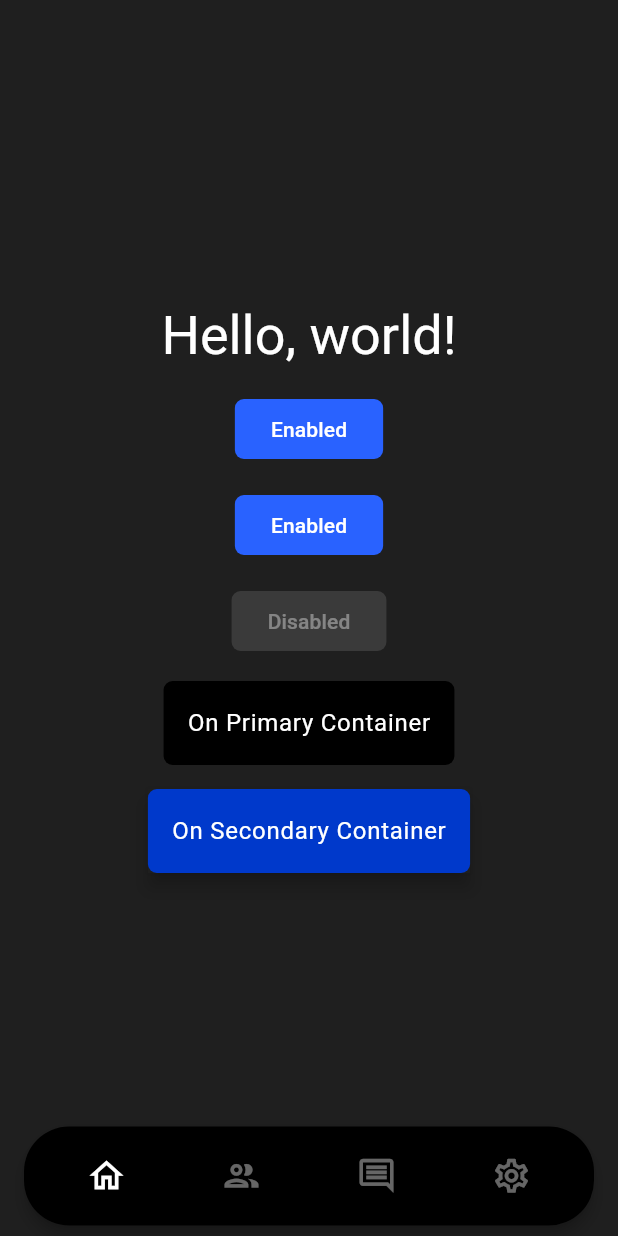
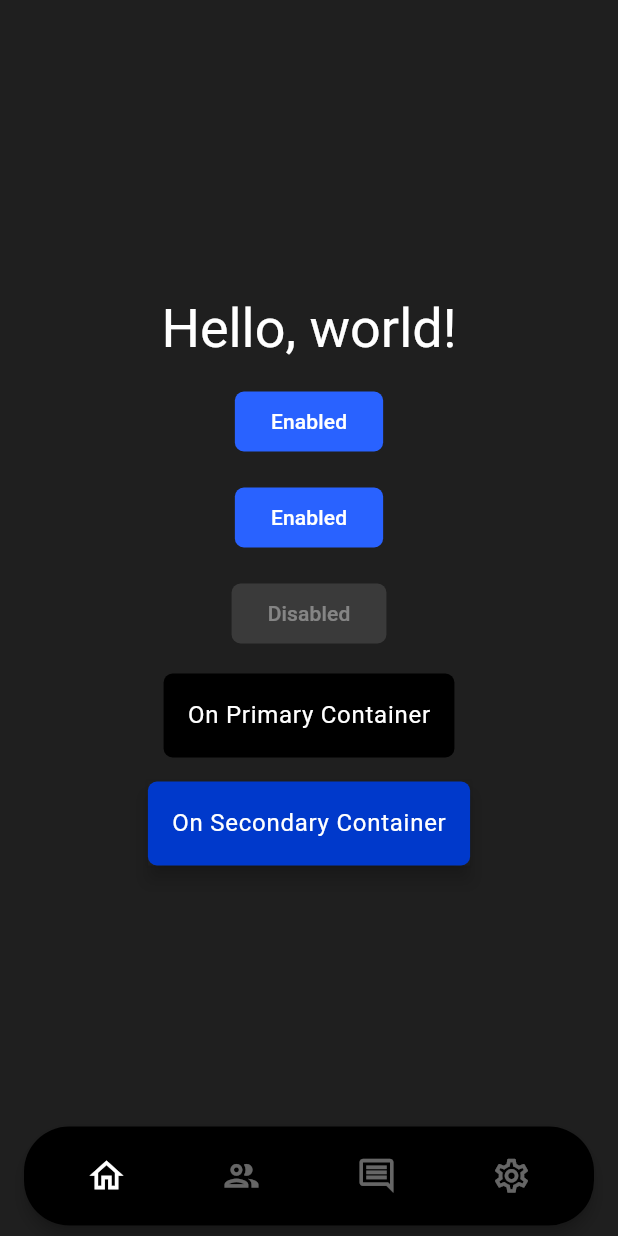
Before and after one commit to Legal-Mentors-Network/frontend, a Flutter app: the screen it shows after launch, on a phone screen of 412 x 824 dp. Run offline on Flutter 3.47's test engine with Material 3 defaults, Android fonts, the phone set to English and light mode, and no system bars; our stand-ins replace flutter_riverpod, go_router.

Commit message:
add spacing

```diff
--- a/app/lib/common/layouts/main_layout.dart
+++ b/app/lib/common/layouts/main_layout.dart
@@ -2,6 +2,7 @@ import 'package:flutter/material.dart';
 import 'package:lmn/common/components/app_bar/app_bar.dart';
 import 'package:lmn/common/components/bottom_bar/bottom_bar.dart';
 import 'package:lmn/common/extensions.dart';
+import 'package:lmn/common/theme/constants.dart';
 
 class AppLayout extends StatelessWidget {
   const AppLayout({
@@ -17,11 +18,14 @@ class AppLayout extends StatelessWidget {
   Widget build(BuildContext context) {
     return Scaffold(
       backgroundColor: context.colors.surface,
-      body: SafeArea(
-        child: child,
-      ),
       appBar: AppNavigationBar(params: params),
       bottomNavigationBar: const AppBottomBar(),
+      body: SafeArea(
+        child: Padding(
+          padding: const EdgeInsets.only(bottom: md),
+          child: child,
+        ),
+      ),
     );
   }
 }
```
